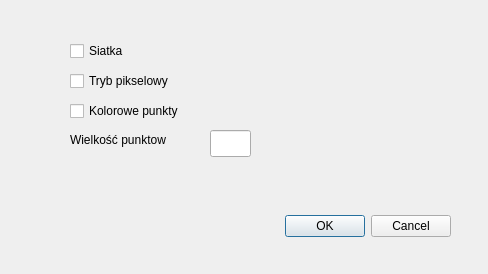
Before: the Qt Designer form ViewSettingWindowDesign.ui in ukito-pl/RobotCarDataSet-GUI-Python, drawn with Qt 5.
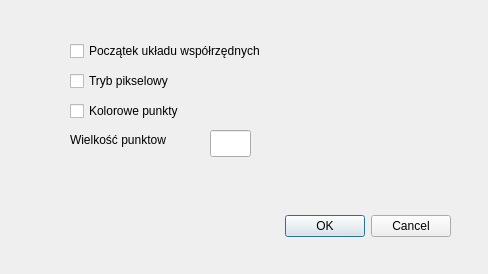
After: the same form once the commit is applied.

```diff
--- a/ViewSettingWindowDesign.ui
+++ b/ViewSettingWindowDesign.ui
@@ -34,12 +34,12 @@
     <rect>
      <x>70</x>
      <y>40</y>
-     <width>99</width>
+     <width>251</width>
      <height>22</height>
     </rect>
    </property>
    <property name="text">
-    <string>Siatka</string>
+    <string>Początek układu współrzędnych</string>
    </property>
   </widget>
   <widget class="QCheckBox" name="checkBoxPixel">
```
Left out of the diff: 2 changed lines with no effect on the pictures.
